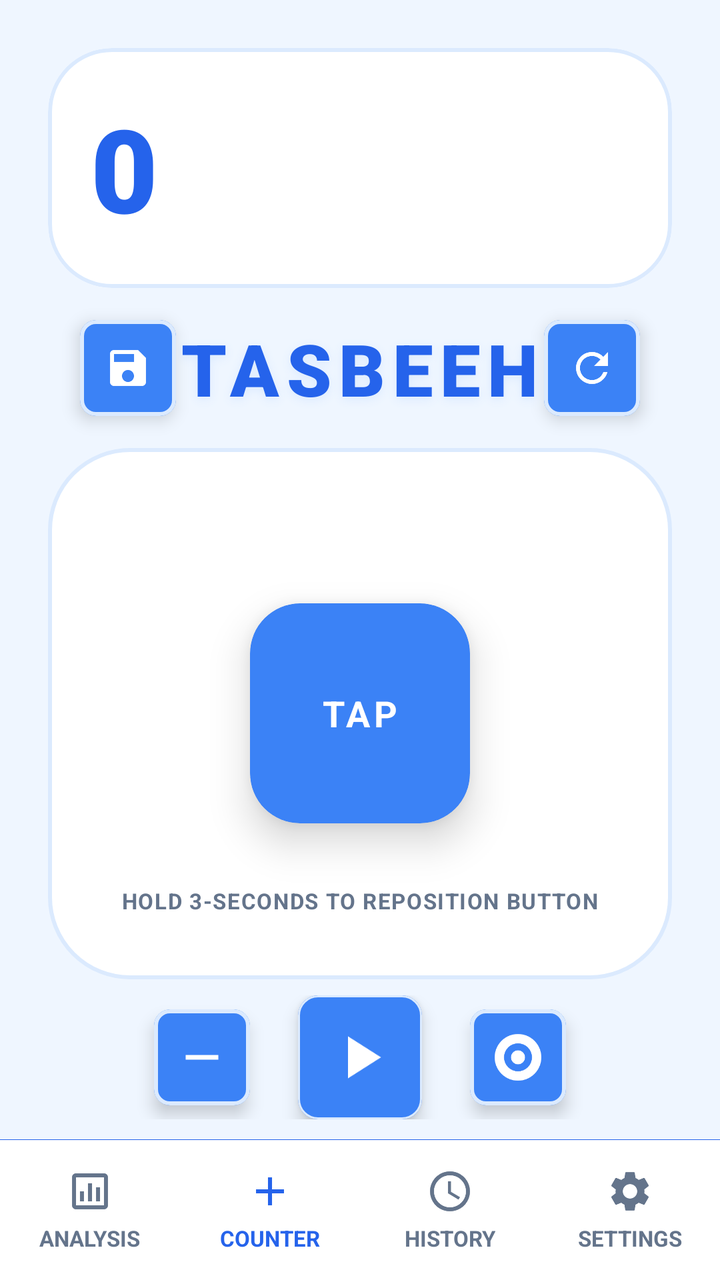
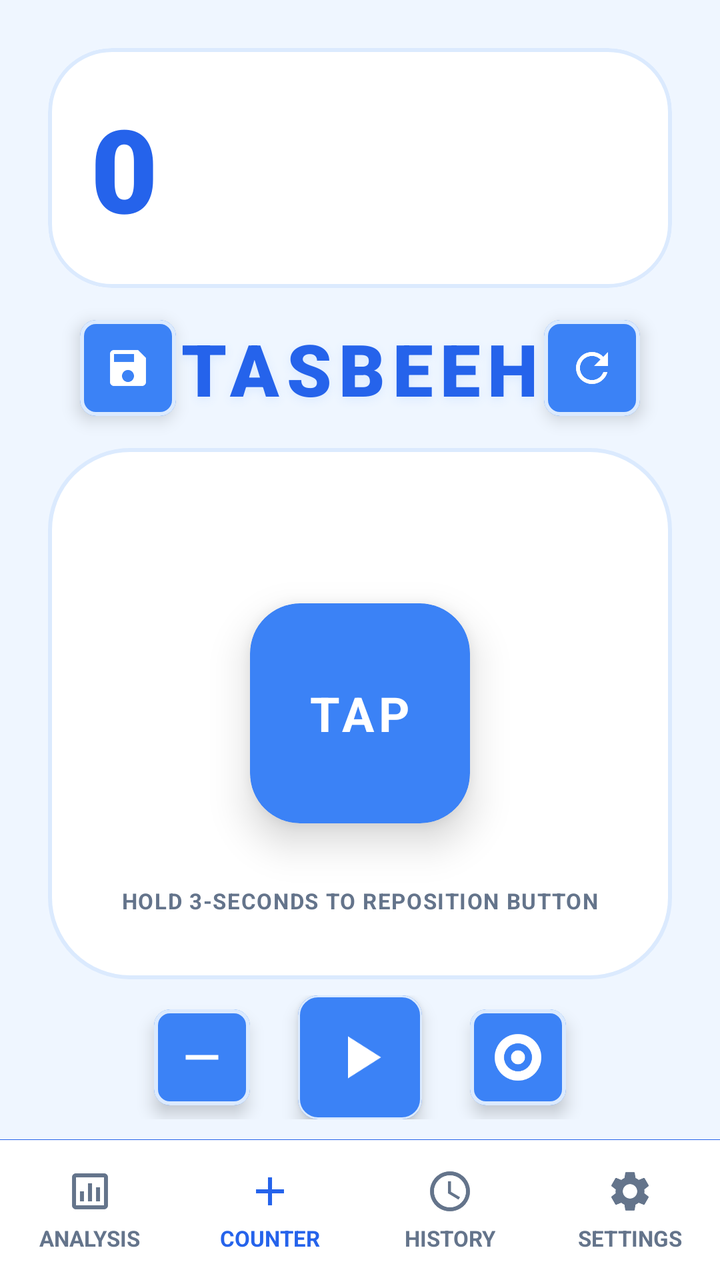

Compare the two renders of this Android layout. The source of the first and the diff that turns it into the second are given below.
<!-- AndroidManifest.xml: application theme Theme.SmartTasbeeh -->
<!-- res/layout/activity_main.xml -->
<?xml version="1.0" encoding="utf-8"?>
<androidx.constraintlayout.widget.ConstraintLayout xmlns:android="http://schemas.android.com/apk/res/android"
    xmlns:app="http://schemas.android.com/apk/res-auto"
    xmlns:tools="http://schemas.android.com/tools"
    android:id="@+id/main"
    android:layout_width="match_parent"
    android:layout_height="match_parent"
    android:background="@color/app_background"
    tools:context=".MainActivity">

    
    <com.google.android.material.card.MaterialCardView
        android:id="@+id/cardCountDisplay"
        android:layout_width="match_parent"
        android:layout_height="120dp"
        android:layout_margin="24dp"
        app:cardCornerRadius="32dp"
        app:cardElevation="0dp"
        app:strokeWidth="2dp"
        app:strokeColor="@color/card_stroke_color"
        app:cardBackgroundColor="@color/card_background"
        app:layout_constraintTop_toTopOf="parent"
        app:layout_constraintStart_toStartOf="parent"
        app:layout_constraintEnd_toEndOf="parent">

        <androidx.constraintlayout.widget.ConstraintLayout
            android:layout_width="match_parent"
            android:layout_height="match_parent"
            android:padding="20dp">

            
            <TextView
                android:id="@+id/tvCountDisplay"
                android:layout_width="match_parent"
                android:layout_height="match_parent"
                android:gravity="center_vertical|start"
                android:text="@string/Count_Number"
                android:textColor="@color/count_text_color"
                android:textSize="58sp"
                android:fontFamily="sans-serif-black"
                android:letterSpacing="0.05"
                app:layout_constraintStart_toStartOf="parent"
                app:layout_constraintTop_toTopOf="parent"
                app:layout_constraintBottom_toBottomOf="parent"/>

        </androidx.constraintlayout.widget.ConstraintLayout>
    </com.google.android.material.card.MaterialCardView>

    
    <com.google.android.material.card.MaterialCardView
        android:id="@+id/btnSave"
        android:layout_width="48dp"
        android:layout_height="48dp"
        android:layout_marginStart="16dp"
        android:layout_marginTop="16dp"
        app:cardCornerRadius="8dp"
        app:cardElevation="5dp"
        app:strokeWidth="2dp"
        app:strokeColor="@color/card_stroke_color"
        app:cardBackgroundColor="@color/tasbeeh_blue_accent"
        android:clickable="true"
        android:focusable="true"
        app:layout_constraintStart_toStartOf="@id/cardCountDisplay"
        app:layout_constraintTop_toBottomOf="@id/cardCountDisplay"
        android:contentDescription="@string/action_save_count">

        <ImageView
            android:layout_width="24dp"
            android:layout_height="24dp"
            android:layout_gravity="center"
            android:src="@drawable/ic_save"
            app:tint="@color/card_background" android:contentDescription="@null"/>
    </com.google.android.material.card.MaterialCardView>

    <TextView
        android:id="@+id/tvAppTitle"
        android:layout_height="wrap_content"
        android:layout_width="wrap_content"
        android:text="@string/Tasbeeh_Name"
        android:textColor="@color/tasbeeh_blue_primary"
        android:textSize="36sp"
        android:fontFamily="sans-serif-black"
        android:letterSpacing="0.10"
        android:shadowColor="@color/card_stroke_color"
        android:shadowRadius="12"
        android:shadowDy="4"
        android:layout_marginTop="16dp"
        app:layout_constraintEnd_toStartOf="@+id/btnReset"
        app:layout_constraintStart_toEndOf="@+id/btnSave"
        app:layout_constraintTop_toBottomOf="@+id/cardCountDisplay" />

    
    <com.google.android.material.card.MaterialCardView
        android:id="@+id/btnReset"
        android:layout_width="48dp"
        android:layout_height="48dp"
        android:layout_marginEnd="16dp"
        android:layout_marginTop="16dp"
        app:cardCornerRadius="8dp"
        app:cardElevation="5dp"
        app:strokeWidth="2dp"
        app:strokeColor="@color/card_stroke_color"
        app:cardBackgroundColor="@color/tasbeeh_blue_accent"
        android:clickable="true"
        android:focusable="true"
        app:layout_constraintEnd_toEndOf="@id/cardCountDisplay"
        app:layout_constraintTop_toBottomOf="@id/cardCountDisplay"
        android:contentDescription="@string/action_reset_count">

        <ImageView
            android:layout_width="24dp"
            android:layout_height="24dp"
            android:layout_gravity="center"
            android:src="@drawable/ic_refresh"
            app:tint="@color/card_background" android:contentDescription="@null"/>
    </com.google.android.material.card.MaterialCardView>

    
    <FrameLayout
        android:id="@+id/bigBoxContainer"
        android:layout_width="match_parent"
        android:layout_height="0dp"
        android:layout_marginStart="24dp"
        android:layout_marginEnd="24dp"
        android:layout_marginTop="16dp"
        android:layout_marginBottom="8dp"
        android:background="@drawable/bg_grid_container"
        app:layout_constraintTop_toBottomOf="@id/btnSave"
        app:layout_constraintBottom_toTopOf="@id/controlsBar">

        
        <View
            android:id="@+id/gridBackground"
            android:layout_width="match_parent"
            android:layout_height="match_parent"
            android:visibility="invisible"/>

        
        <androidx.cardview.widget.CardView
            android:id="@+id/videoButton"
            android:layout_width="110dp"
            android:layout_height="110dp"
            android:layout_gravity="center"
            app:cardCornerRadius="25dp"
            app:cardElevation="12dp"
            app:cardBackgroundColor="@color/tasbeeh_blue_accent">

            
            <TextView
                android:layout_width="wrap_content"
                android:layout_height="wrap_content"
                android:text="@string/Tap_Button_Text"
                android:textColor="@color/tap_btn_text"
                android:textSize="18sp"
                android:textStyle="bold"
                android:letterSpacing="0.1"
                android:layout_gravity="center"/>

            
            <View
                android:layout_width="match_parent"
                android:layout_height="match_parent"
                android:background="?attr/selectableItemBackground"
                android:clickable="false"
                android:focusable="false"/>

        </androidx.cardview.widget.CardView>

        
        <TextView
            android:layout_width="wrap_content"
            android:layout_height="wrap_content"
            android:layout_gravity="bottom|center_horizontal"
            android:layout_marginBottom="32dp"
            android:text="@string/Button_Reposition_Hint_Text"
            android:textColor="@color/hint_text"
            android:textSize="11sp"
            android:textStyle="bold"
            android:letterSpacing="0.05"/>

    </FrameLayout>

    
    <LinearLayout
        android:id="@+id/controlsBar"
        android:layout_width="match_parent"
        android:layout_height="wrap_content"
        android:orientation="horizontal"
        android:gravity="center"
        android:paddingBottom="10dp"
        app:layout_constraintBottom_toTopOf="@id/bottomNavDivider"
        app:layout_constraintTop_toBottomOf="@id/bigBoxContainer">

        
        <com.google.android.material.card.MaterialCardView
            android:id="@+id/btnDecrease"
            android:layout_width="48dp"
            android:layout_height="48dp"
            android:layout_marginEnd="24dp"
            app:cardCornerRadius="8dp"
            app:cardElevation="5dp"
            app:cardBackgroundColor="@color/tasbeeh_blue_accent"
            app:strokeWidth="2dp"
            app:strokeColor="@color/card_stroke_color"
            android:clickable="true"
            android:focusable="true"
            android:contentDescription="@string/action_decrease_count">
            <ImageView
                android:layout_width="28dp"
                android:layout_height="28dp"
                android:layout_gravity="center"
                android:src="@drawable/ic_remove"
                app:tint="@color/card_background" android:contentDescription="@null"/>
        </com.google.android.material.card.MaterialCardView>

        
        <com.google.android.material.card.MaterialCardView
            android:id="@+id/btnAuto"
            android:layout_width="62dp"
            android:layout_height="62dp"
            app:cardCornerRadius="10dp"
            app:cardElevation="5dp"
            app:cardBackgroundColor="@color/tasbeeh_blue_accent"
            app:strokeColor="@color/card_stroke_color"
            android:clickable="true"
            android:focusable="true"
            android:contentDescription="@string/action_auto_count">
            <ImageView
                android:id="@+id/ivAutoIcon"
                android:layout_width="36dp"
                android:layout_height="36dp"
                android:layout_gravity="center"
                android:src="@drawable/ic_auto"
                app:tint="@color/card_background" android:contentDescription="@null"/>
        </com.google.android.material.card.MaterialCardView>

        
        <com.google.android.material.card.MaterialCardView
            android:id="@+id/btnTarget"
            android:layout_width="48dp"
            android:layout_height="48dp"
            android:layout_marginStart="24dp"
            app:cardCornerRadius="8dp"
            app:cardElevation="5dp"
            app:cardBackgroundColor="@color/tasbeeh_blue_accent"
            app:strokeWidth="2dp"
            app:strokeColor="@color/card_stroke_color"
            android:clickable="true"
            android:focusable="true"
            android:contentDescription="@string/action_set_target">
            <ImageView
                android:layout_width="28dp"
                android:layout_height="28dp"
                android:layout_gravity="center"
                android:src="@drawable/ic_target"
                app:tint="@color/card_background" android:contentDescription="@null"/>
        </com.google.android.material.card.MaterialCardView>

    </LinearLayout>
    <View
        android:id="@+id/bottomNavDivider"
        android:layout_width="match_parent"
        android:layout_height="0.1dp"
        android:background="@color/count_text_color"
        app:layout_constraintBottom_toTopOf="@id/bottomNav"/>

    
    <LinearLayout
        android:id="@+id/bottomNav"
        android:layout_width="match_parent"
        android:layout_height="70dp"
        android:background="@color/nav_bg"
        android:orientation="horizontal"
        android:weightSum="4"
        android:baselineAligned="false"
        app:layout_constraintBottom_toBottomOf="parent">

        
        <LinearLayout
            android:id="@+id/btnAnalysis"
            android:layout_width="0dp"
            android:layout_height="match_parent"
            android:layout_weight="1"
            android:orientation="vertical"
            android:gravity="center"
            android:clickable="true"
            android:focusable="true"
            android:background="?attr/selectableItemBackground">

            <ImageView
                android:layout_width="24dp"
                android:layout_height="24dp"
                android:src="@drawable/ic_analysis"
                app:tint="@color/nav_text_unselected" android:contentDescription="@null"/>

            <TextView
                android:layout_width="wrap_content"
                android:layout_height="wrap_content"
                android:text="@string/nav_analysis"
                android:textSize="11sp"
                android:textStyle="bold"
                android:layout_marginTop="4dp"
                android:textColor="@color/nav_text_unselected"/>
        </LinearLayout>

        
        <LinearLayout
            android:layout_width="0dp"
            android:layout_height="match_parent"
            android:layout_weight="1"
            android:orientation="vertical"
            android:gravity="center"
            android:clickable="true"
            android:focusable="true">

            <ImageView
                android:layout_width="24dp"
                android:layout_height="24dp"
                android:src="@drawable/ic_add"
                app:tint="@color/nav_text_selected" android:contentDescription="@null"/>

            <TextView
                android:layout_width="wrap_content"
                android:layout_height="wrap_content"
                android:text="@string/nav_counter"
                android:textSize="11sp"
                android:textStyle="bold"
                android:layout_marginTop="4dp"
                android:textColor="@color/nav_text_selected"/>
        </LinearLayout>

        
        <LinearLayout
            android:id="@+id/btnSavedCounts"
            android:layout_width="0dp"
            android:layout_height="match_parent"
            android:layout_weight="1"
            android:background="?attr/selectableItemBackground"
            android:clickable="true"
            android:focusable="true"
            android:gravity="center"
            android:orientation="vertical">

            <ImageView
                android:layout_width="24dp"
                android:layout_height="24dp"
                android:src="@drawable/ic_clock"
                app:tint="@color/nav_text_unselected" android:contentDescription="@null"/>

            <TextView
                android:layout_width="wrap_content"
                android:layout_height="wrap_content"
                android:layout_marginTop="4dp"
                android:text="@string/nav_history"
                android:textColor="@color/nav_text_unselected"
                android:textSize="11sp"
                android:textStyle="bold" />
        </LinearLayout>

        
        <LinearLayout
            android:id="@+id/btnSettings"
            android:layout_width="0dp"
            android:layout_height="match_parent"
            android:layout_weight="1"
            android:orientation="vertical"
            android:gravity="center"
            android:clickable="true"
            android:focusable="true"
            android:background="?attr/selectableItemBackground">

            <ImageView
                android:layout_width="24dp"
                android:layout_height="24dp"
                android:src="@drawable/ic_settings"
                app:tint="@color/nav_text_unselected" android:contentDescription="@null"/>

            <TextView
                android:layout_width="wrap_content"
                android:layout_height="wrap_content"
                android:text="@string/nav_settings"
                android:textSize="11sp"
                android:textStyle="bold"
                android:layout_marginTop="4dp"
                android:textColor="@color/nav_text_unselected"/>
        </LinearLayout>

    </LinearLayout>

</androidx.constraintlayout.widget.ConstraintLayout>
<!-- resources referenced by this layout -->
<resources>
  <color name="app_background">@color/background_light</color>
  <color name="card_background">#FFFFFF</color>
  <color name="card_stroke_color">#DBEAFE</color>
  <color name="count_text_color">#2563EB</color>
  <color name="hint_text">#64748B</color>
  <color name="nav_bg">#FFFFFF</color>
  <color name="nav_text_selected">#2563EB</color>
  <color name="nav_text_unselected">#64748B</color>
  <color name="tap_btn_text">#FFFFFF</color>
  <color name="tasbeeh_blue_accent">#3B82F6</color>
  <color name="tasbeeh_blue_primary">#2563EB</color>
  <!-- drawable bg_grid_container (drawable) -->
  <?xml version="1.0" encoding="utf-8"?>
  <shape xmlns:android="http://schemas.android.com/apk/res/android"
      android:shape="rectangle">
      
      <corners android:radius="40dp" />
      
      
      <solid android:color="@color/card_background" />
      
      
      <stroke
          android:width="2dp"
          android:color="@color/card_stroke_color" />
  </shape>
  <!-- drawable ic_add (drawable) -->
  <vector xmlns:android="http://schemas.android.com/apk/res/android"
      android:width="24dp"
      android:height="24dp"
      android:viewportWidth="24"
      android:viewportHeight="24">
      <path
        android:fillColor="@android:color/white"
        android:pathData="M19,13h-6v6h-2v-6H5v-2h6V5h2v6h6v2z"/>
  </vector>
  <!-- drawable ic_analysis (drawable) -->
  <vector xmlns:android="http://schemas.android.com/apk/res/android"
      android:width="24dp"
      android:height="24dp"
      android:viewportWidth="24"
      android:viewportHeight="24">
    <path
        android:fillColor="#FF000000"
        android:pathData="M19,3H5C3.9,3 3,3.9 3,5v14c0,1.1 0.9,2 2,2h14c1.1,0 2,-0.9 2,-2V5C21,3.9 20.1,3 19,3zM19,19H5V5h14V19zM7,12h2v5H7V12zM11,8h2v9h-2V8zM15,10h2v7h-2V10z"/>
  </vector>
  <!-- drawable ic_auto (drawable) -->
  <vector xmlns:android="http://schemas.android.com/apk/res/android"
      android:width="24dp"
      android:height="24dp"
      android:viewportWidth="24"
      android:viewportHeight="24"
      android:tint="?attr/colorControlNormal">
    <path
        android:fillColor="@android:color/white"
        android:pathData="M8,5v14l11,-7z"/>
  </vector>
  <!-- drawable ic_remove (drawable) -->
  <vector xmlns:android="http://schemas.android.com/apk/res/android"
      android:width="24dp"
      android:height="24dp"
      android:viewportWidth="24"
      android:viewportHeight="24"
      android:tint="?attr/colorControlNormal">
    <path
        android:fillColor="@android:color/white"
        android:pathData="M19,13H5v-2h14v2z"/>
  </vector>
  <!-- drawable ic_save (drawable) -->
  <vector xmlns:android="http://schemas.android.com/apk/res/android"
      android:width="24dp"
      android:height="24dp"
      android:viewportWidth="24"
      android:viewportHeight="24"
      android:tint="?attr/colorControlNormal">
    <path
        android:fillColor="@android:color/white"
        android:pathData="M17,3H5c-1.11,0 -2,0.9 -2,2v14c0,1.1 0.89,2 2,2h14c1.1,0 2,-0.9 2,-2V7l-4,-4zm-5,16c-1.66,0 -3,-1.34 -3,-3s1.34,-3 3,-3 3,1.34 3,3 -1.34,3 -3,3zm3,-10H5V5h10v4z"/>
  </vector>
  <string name="Button_Reposition_Hint_Text">HOLD 3-SECONDS TO REPOSITION BUTTON</string>
  <string name="Count_Number">0</string>
  <string name="Tap_Button_Text">TAP</string>
  <string name="Tasbeeh_Name">TASBEEH</string>
  <string name="action_auto_count">Auto count</string>
  <string name="action_decrease_count">Decrease count</string>
  <string name="action_reset_count">Reset count</string>
  <string name="action_save_count">Save count</string>
  <string name="action_set_target">Set target</string>
  <string name="nav_analysis">ANALYSIS</string>
  <string name="nav_counter">COUNTER</string>
  <string name="nav_history">HISTORY</string>
  <string name="nav_settings">SETTINGS</string>
  <style name="Theme.SmartTasbeeh" parent="Base.Theme.SmartTasbeeh" />
  <color name="background_light">#EFF6FF</color>
  <color name="tasbeeh_blue_dark">#1E3A8A</color>
  <color name="white">#FFFFFFFF</color>
  <color name="text_primary">#0F172A</color>
  <!-- unchanged entries left out for length: 5 -->
</resources>

<!-- the commit's change to res/layout/activity_main.xml (unified diff, before → after) -->
@@ -151,7 +151,7 @@
                 android:layout_height="wrap_content"
                 android:text="@string/Tap_Button_Text"
                 android:textColor="@color/tap_btn_text"
-                android:textSize="18sp"
+                android:textSize="24sp"
                 android:textStyle="bold"
                 android:letterSpacing="0.1"
                 android:layout_gravity="center"/>
